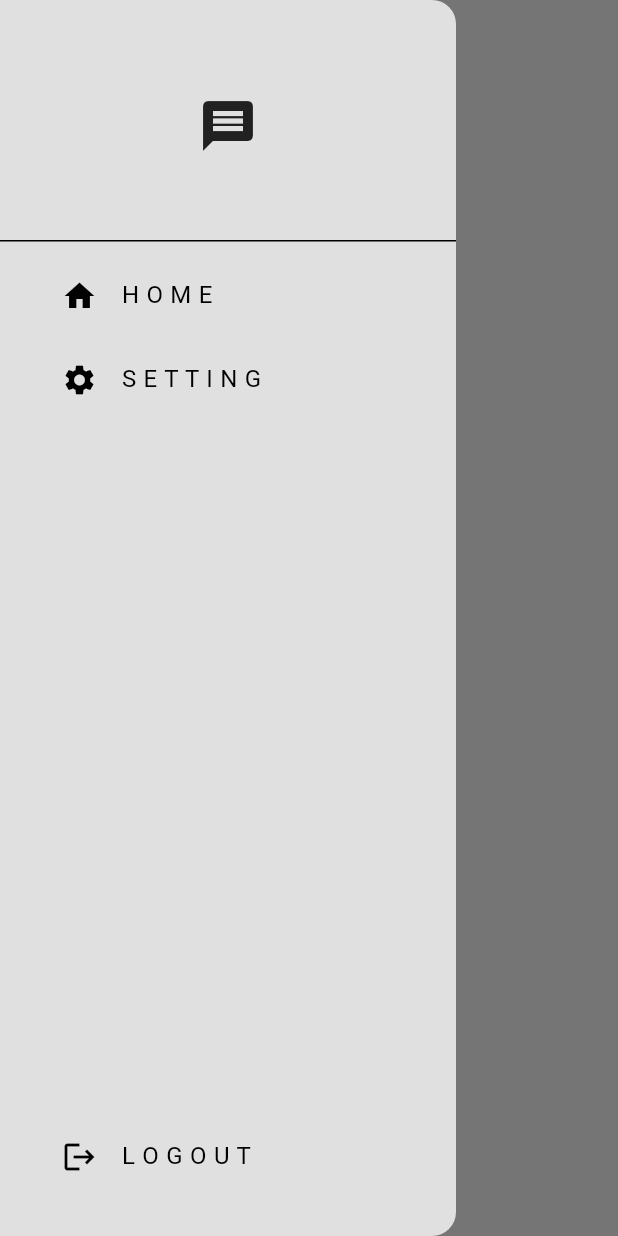
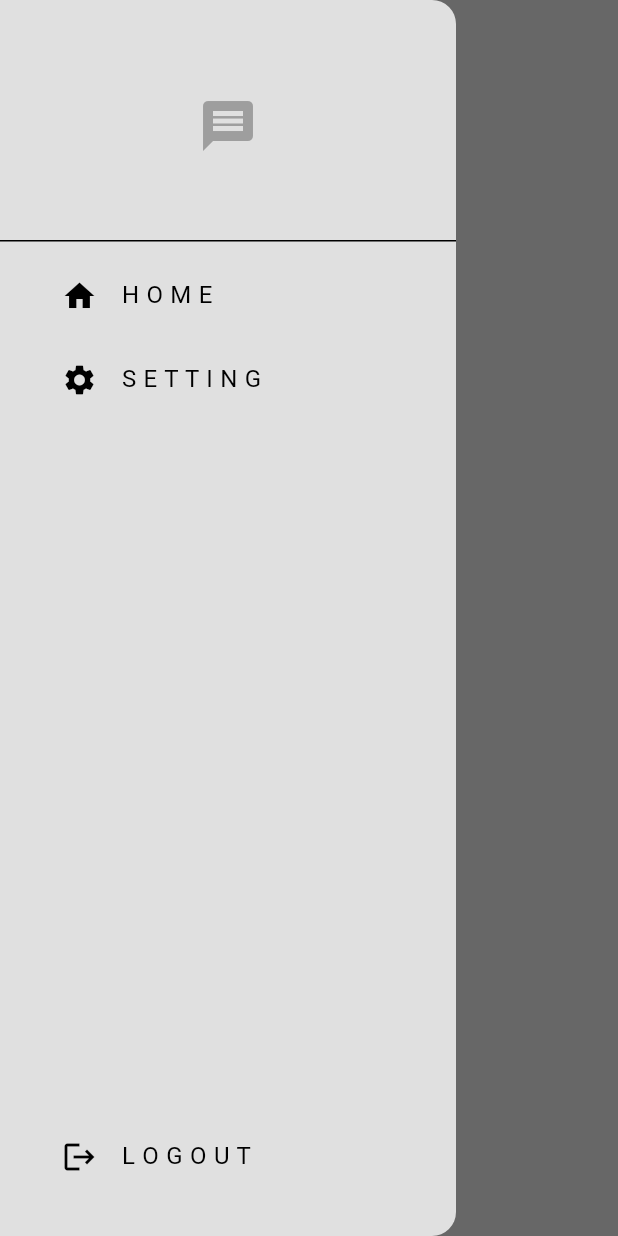
Before and after one commit to YomaliParanayapa/ChatApp, a Flutter app: the screen it shows once a user with an empty profile is signed in, with the side drawer open, on a phone screen of 412 x 824 dp. Run offline on Flutter 3.47's test engine with Material 3 defaults, Android fonts, the phone set to English and light mode, and no system bars; our stand-ins replace cloud_firestore, firebase_auth, firebase_core; accounts and stored records are empty.

Commit message:
modify the app added dark mode

```diff
--- a/lib/main.dart
+++ b/lib/main.dart
@@ -1,14 +1,20 @@
 import 'package:chatapp/services/auth/auth_gate.dart';
-//import 'package:chatapp/auth/login_or_register.dart';
 import 'package:chatapp/firebase_options.dart';
 import 'package:chatapp/themes/light_mode.dart';
+import 'package:chatapp/themes/theme_provider.dart';
 import 'package:firebase_core/firebase_core.dart';
 import 'package:flutter/material.dart';
+import 'package:provider/provider.dart';
 
 void main() async {
   WidgetsFlutterBinding.ensureInitialized();
   await Firebase.initializeApp(options: DefaultFirebaseOptions.currentPlatform);
-  runApp(const MyApp());
+  runApp(
+    ChangeNotifierProvider(
+      create: (context) => ThemeProvider(),
+      child: const MyApp(),
+    ),
+  );
 }
 
 class MyApp extends StatelessWidget {
@@ -19,7 +25,7 @@ class MyApp extends StatelessWidget {
     return MaterialApp(
       debugShowCheckedModeBanner: false,
       home: const AuthGate(),
-      theme: lightMode,
+      theme: Provider.of<ThemeProvider>(context).themeData,
     );
   }
 }
--- a/lib/pages/home_page.dart
+++ b/lib/pages/home_page.dart
@@ -17,10 +17,14 @@ class HomePage extends StatelessWidget {
   @override
   Widget build(BuildContext context) {
     return Scaffold(
+      backgroundColor: Theme.of(context).colorScheme.background,
       appBar: AppBar(
-        title: Text("Home"),
+        title: const Text("Home"),
+        backgroundColor: Colors.transparent,
+        foregroundColor: Colors.grey,
+        elevation: 0,
       ),
-      drawer: MyDrawer(),
+      drawer: const MyDrawer(),
       body: _buildUserList(),
     );
   }
--- a/lib/pages/settings_page.dart
+++ b/lib/pages/settings_page.dart
@@ -6,8 +6,12 @@ class SettingsPage extends StatelessWidget {
   @override
   Widget build(BuildContext context) {
     return Scaffold(
+      backgroundColor: Theme.of(context).colorScheme.background,
       appBar: AppBar(
-        title: Text("Settings"),
+        title: const Text("Settings"),
+        backgroundColor: Colors.transparent,
+        foregroundColor: Colors.grey.shade900,
+        elevation: 0,
       ),
     );
   }
--- /dev/null
+++ b/lib/themes/dark_mode.dart
@@ -0,0 +1,11 @@
+import 'package:flutter/material.dart';
+
+ThemeData darkMode = ThemeData(
+  colorScheme: ColorScheme.dark(
+    background: Colors.grey.shade900,
+    primary: Colors.grey.shade600,
+    secondary: Colors.grey.shade700,
+    tertiary: Colors.grey.shade800,
+    inversePrimary: Colors.grey.shade300,
+  ),
+);
--- a/lib/themes/light_mode.dart
+++ b/lib/themes/light_mode.dart
@@ -3,7 +3,7 @@ import 'package:flutter/material.dart';
 ThemeData lightMode = ThemeData(
   colorScheme: ColorScheme.light(
     background: Colors.grey.shade300,
-    primary: Colors.grey.shade900,
+    primary: Colors.grey.shade500,
     secondary: Colors.grey.shade200,
     tertiary: Colors.white,
     inversePrimary: Colors.grey.shade900,
--- /dev/null
+++ b/lib/themes/theme_provider.dart
@@ -0,0 +1,24 @@
+import 'package:chatapp/themes/dark_mode.dart';
+import 'package:chatapp/themes/light_mode.dart';
+import 'package:flutter/material.dart';
+
+class ThemeProvider extends ChangeNotifier {
+  ThemeData _themeData = lightMode;
+
+  ThemeData get themeData => _themeData;
+
+  bool get isDarkMode => _themeData == darkMode;
+
+  set themeData(ThemeData themeData) {
+    _themeData = themeData;
+    notifyListeners();
+  }
+
+  void toggleTheme() {
+    if (_themeData == lightMode) {
+      themeData = darkMode;
+    } else {
+      themeData = lightMode;
+    }
+  }
+}
--- a/pubspec.yaml
+++ b/pubspec.yaml
@@ -40,6 +40,7 @@ dependencies:
   firebase_core: ^2.25.4
   firebase_auth: ^4.17.4
   cloud_firestore: ^4.15.5
+  provider: ^6.1.1
 
 
 dev_dependencies:
```
Also changed, not shown: lib/components/chat_bubble.dart (added, +27 -0 lines), lib/pages/chat_page.dart (+26 -5 lines), pubspec.lock, 1 other file.
